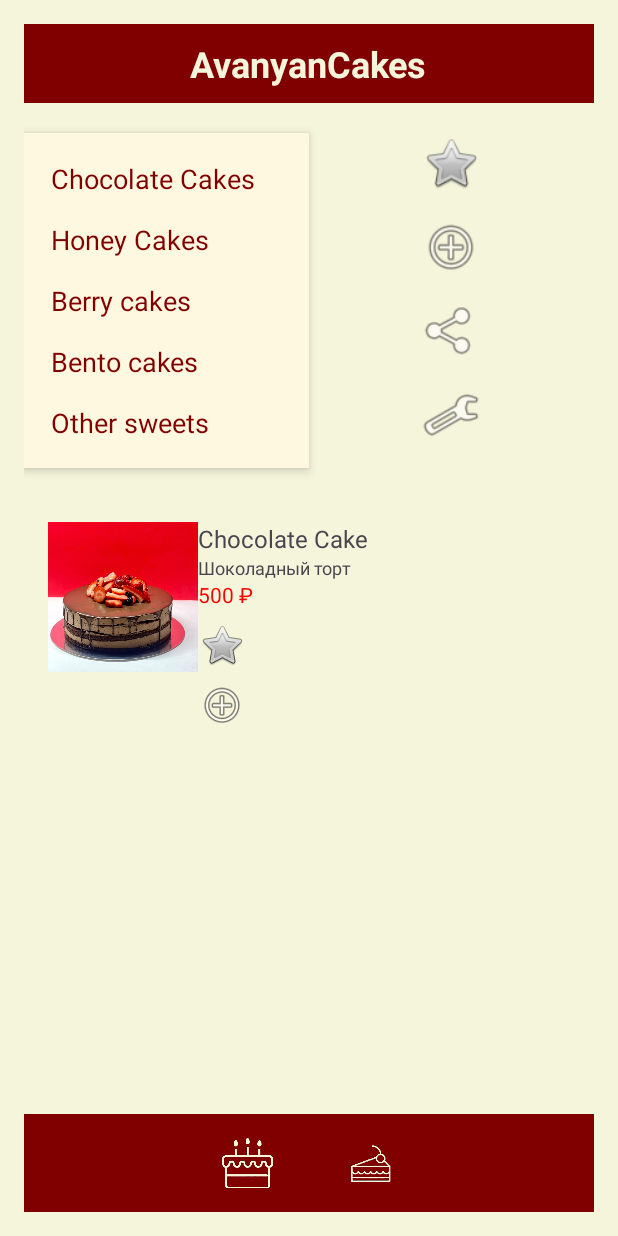
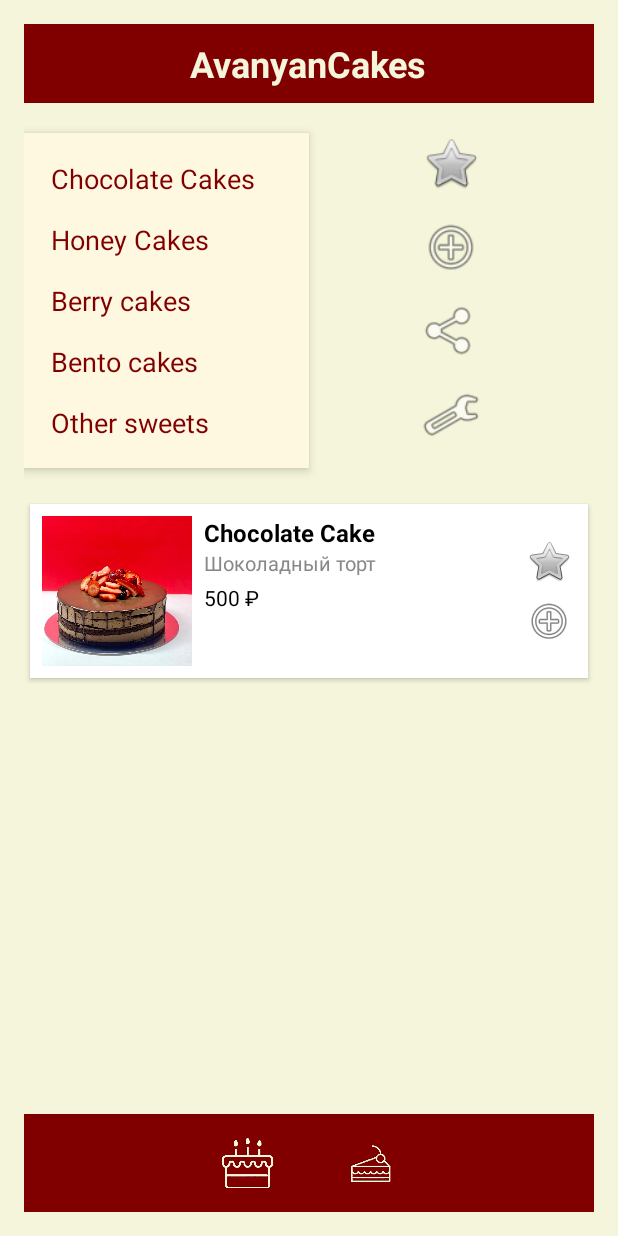
Before and after one commit to Griart135/CakesProject, an Android app: the screen it shows after launch (MainActivity), after a tap on "Chocolate Cakes", on a phone screen of 412 x 824 dp. Run offline under Robolectric (Android 15) with nearby library versions, the phone set to English and light mode, and no system bars; our stand-ins replace Firebase (no records; nobody signed in at launch, a user with empty details on screens opened directly); 2 other taps on this screen came first.

Commit message:
main changes 2

```diff
--- a/app/src/main/java/com/example/afinal/ProductAdapter.java
+++ b/app/src/main/java/com/example/afinal/ProductAdapter.java
@@ -7,6 +7,7 @@ import android.view.ViewGroup;
 import android.widget.ImageButton;
 import android.widget.ImageView;
 import android.widget.TextView;
+
 import androidx.recyclerview.widget.RecyclerView;
 
 import java.util.List;
@@ -18,8 +19,8 @@ public class ProductAdapter extends RecyclerView.Adapter<ProductAdapter.ProductV
     private OnProductClickListener onProductClickListener;
     private OnProductActionListener actionListener;
 
-
-    public ProductAdapter(Context context, List<Product> products, OnProductClickListener onProductClickListener,
+    public ProductAdapter(Context context, List<Product> products,
+                          OnProductClickListener onProductClickListener,
                           OnProductActionListener actionListener) {
         this.context = context;
         this.products = products;
@@ -27,7 +28,12 @@ public class ProductAdapter extends RecyclerView.Adapter<ProductAdapter.ProductV
         this.actionListener = actionListener;
     }
 
-    public ProductAdapter(CategoryActivity context, List<Product> products, OnProductClickListener openProductDetails) {
+    public ProductAdapter(Context context, List<Product> products,
+                          OnProductClickListener onProductClickListener) {
+        this(context, products, onProductClickListener, new OnProductActionListener() {
+            @Override public void onAddToFavorites(Product product) {}
+            @Override public void onAddToCart(Product product) {}
+        });
     }
 
     public void updateProducts(List<Product> newProducts) {
@@ -50,6 +56,9 @@ public class ProductAdapter extends RecyclerView.Adapter<ProductAdapter.ProductV
         holder.productImage.setImageResource(product.getImageResId());
 
         holder.itemView.setOnClickListener(v -> onProductClickListener.onProductClick(product));
+
+        holder.btnFavorite.setOnClickListener(v -> actionListener.onAddToFavorites(product));
+        holder.btnCart.setOnClickListener(v -> actionListener.onAddToCart(product));
     }
 
     @Override
@@ -77,8 +86,8 @@ public class ProductAdapter extends RecyclerView.Adapter<ProductAdapter.ProductV
             productDescription = itemView.findViewById(R.id.productDescription);
             productPrice = itemView.findViewById(R.id.productPrice);
             productImage = itemView.findViewById(R.id.productImage);
-            btnFavorite = itemView.findViewById(R.id.btnFavorite);
-            btnCart = itemView.findViewById(R.id.btnCart);
+            btnFavorite = itemView.findViewById(R.id.favoriteIcon);
+            btnCart = itemView.findViewById(R.id.cartIcon);
         }
     }
 }
--- a/app/src/main/res/layout/product_item.xml
+++ b/app/src/main/res/layout/product_item.xml
@@ -1,67 +1,77 @@
 <?xml version="1.0" encoding="utf-8"?>
-<androidx.constraintlayout.widget.ConstraintLayout xmlns:android="http://schemas.android.com/apk/res/android"
-    android:layout_width="wrap_content"
+<LinearLayout xmlns:android="http://schemas.android.com/apk/res/android"
+    android:layout_width="match_parent"
     android:layout_height="wrap_content"
-    xmlns:app="http://schemas.android.com/apk/res-auto"
-    android:padding="16dp">
+    android:orientation="horizontal"
+    android:padding="8dp"
+    android:background="#FFFFFF"
+    android:elevation="2dp"
+    android:layout_margin="4dp">
 
     <ImageView
         android:id="@+id/productImage"
         android:layout_width="100dp"
         android:layout_height="100dp"
-        android:layout_marginEnd="8dp"
-        android:contentDescription="Product Image"
         android:scaleType="centerCrop"
-        app:layout_constraintTop_toTopOf="parent"
-        app:layout_constraintStart_toStartOf="parent"/>
+        android:layout_marginEnd="8dp" />
+
+    <LinearLayout
+        android:layout_width="0dp"
+        android:layout_height="wrap_content"
+        android:layout_weight="1"
+        android:orientation="vertical">
 
         <TextView
             android:id="@+id/productName"
             android:layout_width="wrap_content"
             android:layout_height="wrap_content"
-        android:text="Product Name"
+            android:text="Название"
             android:textSize="16sp"
-        app:layout_constraintTop_toTopOf="parent"
-        app:layout_constraintStart_toEndOf="@id/productImage"/>
+            android:textStyle="bold"
+            android:textColor="#000000" />
 
         <TextView
             android:id="@+id/productDescription"
             android:layout_width="wrap_content"
             android:layout_height="wrap_content"
-        android:text="Description"
-        android:textSize="12sp"
-        app:layout_constraintTop_toBottomOf="@id/productName"
-        app:layout_constraintStart_toEndOf="@id/productImage"/>
+            android:text="Краткое описание"
+            android:textSize="13sp"
+            android:textColor="#888888"
+            android:maxLines="2"
+            android:ellipsize="end" />
 
         <TextView
             android:id="@+id/productPrice"
             android:layout_width="wrap_content"
             android:layout_height="wrap_content"
-        android:text="Price"
+            android:text="0 ₽"
             android:textSize="14sp"
-        android:textColor="#FF0000"
-        app:layout_constraintTop_toBottomOf="@id/productDescription"
-        app:layout_constraintStart_toEndOf="@id/productImage"/>
+            android:textColor="#000000"
+            android:layout_marginTop="4dp" />
+    </LinearLayout>
+
+    <LinearLayout
+        android:layout_width="wrap_content"
+        android:layout_height="match_parent"
+        android:orientation="vertical"
+        android:gravity="center">
 
         <ImageButton
-        android:id="@+id/btnFavorite"
-        android:layout_width="32dp"
-        android:layout_height="32dp"
-        android:layout_marginTop="8dp"
-        android:background="?attr/selectableItemBackgroundBorderless"
+            android:id="@+id/favoriteIcon"
+            android:layout_width="36dp"
+            android:layout_height="36dp"
+            android:background="?selectableItemBackgroundBorderless"
             android:src="@android:drawable/btn_star_big_off"
-        android:contentDescription="Add to Favorite"
-        app:layout_constraintTop_toBottomOf="@id/productPrice"
-        app:layout_constraintStart_toEndOf="@id/productImage"/>
+            android:contentDescription="Избранное" />
 
         <ImageButton
-        android:id="@+id/btnCart"
-        android:layout_width="32dp"
-        android:layout_height="32dp"
-        android:layout_marginTop="8dp"
-        android:background="?attr/selectableItemBackgroundBorderless"
+            android:id="@+id/cartIcon"
+            android:layout_width="36dp"
+            android:layout_height="36dp"
+            android:background="?selectableItemBackgroundBorderless"
             android:src="@android:drawable/ic_menu_add"
-        android:contentDescription="Add to Cart"
-        app:layout_constraintTop_toBottomOf="@id/btnFavorite"
-        app:layout_constraintStart_toEndOf="@id/productImage"/>
-</androidx.constraintlayout.widget.ConstraintLayout>
+            android:contentDescription="Добавить в корзину"
+            android:layout_marginTop="4dp" />
+    </LinearLayout>
+
+</LinearLayout>
```
Also changed, not shown: app/src/main/java/com/example/afinal/CakeAdapter.java (line endings or trailing spaces), app/src/main/java/com/example/afinal/CategoryActivity.java (line endings or trailing spaces), app/src/main/java/com/example/afinal/FavoritesActivity.java (line endings or trailing spaces), app/src/main/java/com/example/afinal/MainActivity.java (line endings or trailing spaces), app/src/main/java/com/example/afinal/Product.java (line endings or trailing spaces). Lines whose indentation alone changed are shown as unchanged.
